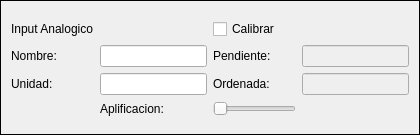
SADyCUNGSIDEI/Software, file gui/adquisicionAnalogicoMini.ui: the form before one commit.
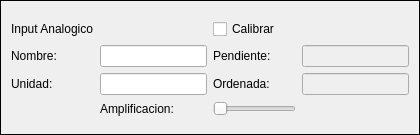
The form after the commit.

Commit message: Se agrego informacion a la ventana de los graficos del modo online

```diff
--- a/gui/adquisicionAnalogicoMini.ui
+++ b/gui/adquisicionAnalogicoMini.ui
@@ -119,7 +119,7 @@
      <item row="3" column="1">
       <widget class="QLabel" name="amp_lbl">
        <property name="text">
-        <string>Aplificacion: </string>
+        <string>Amplificacion: </string>
        </property>
       </widget>
      </item>
```
The commit also changes 4 other files.
